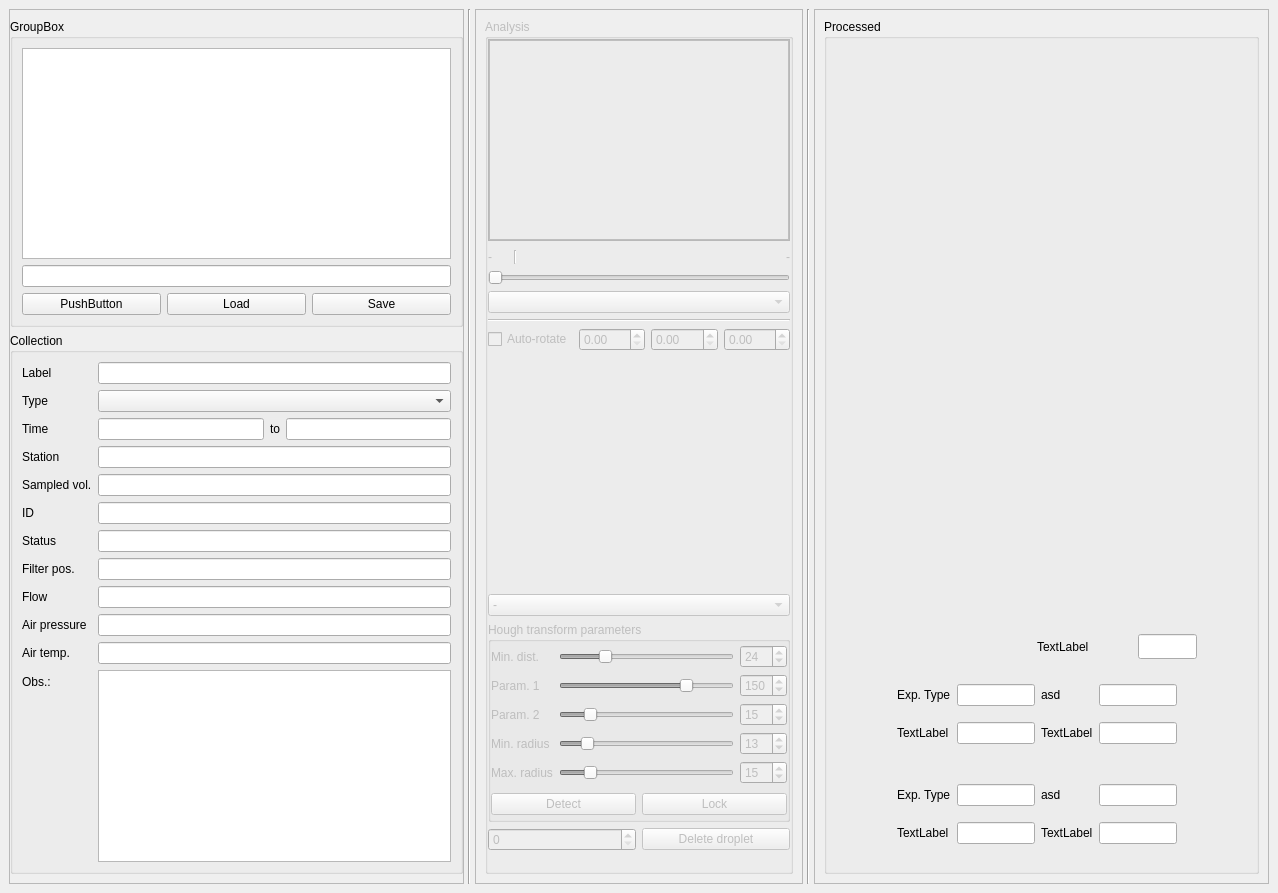
First picture: the form in src/gui/analysis.ui, repository gfogwill/FrESH, before the edit.
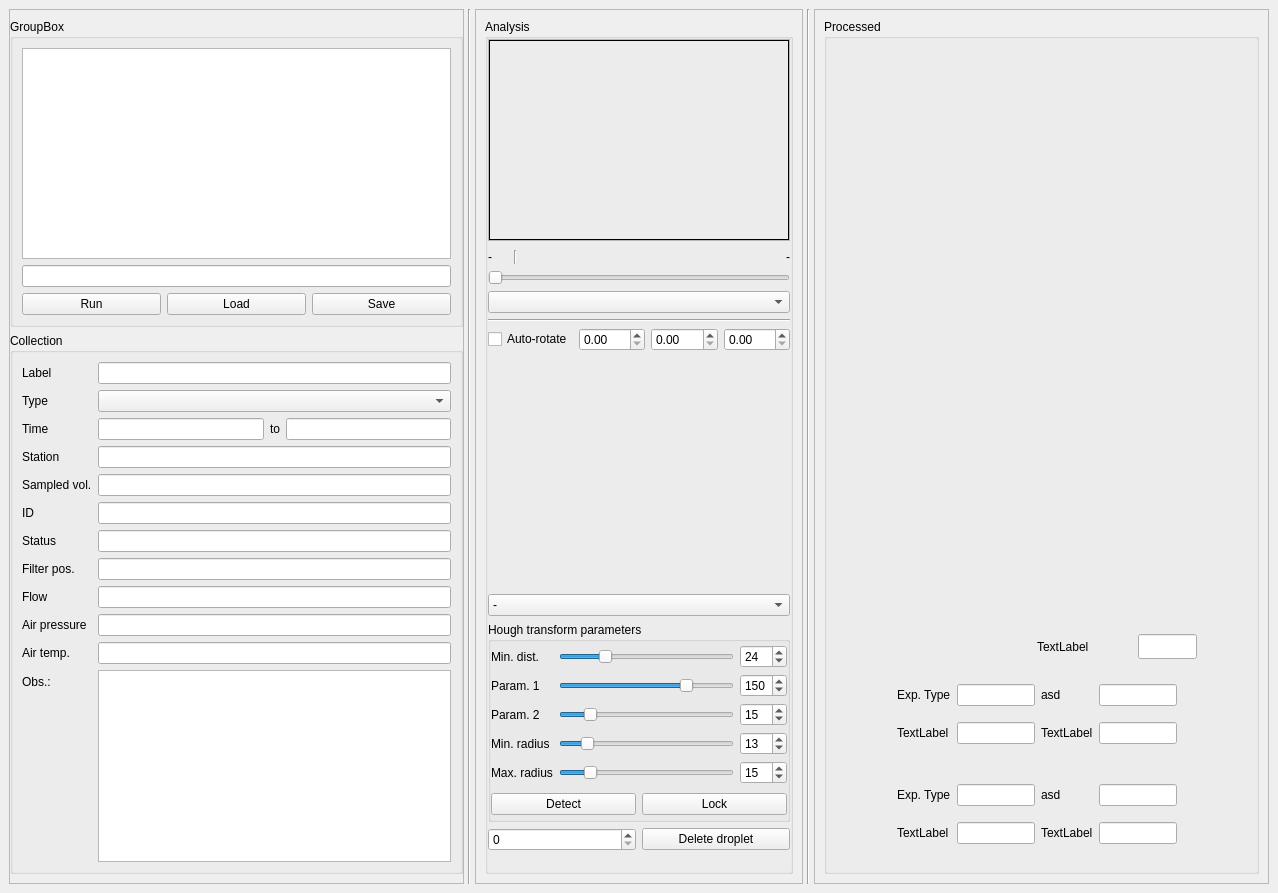
Second picture: the form after the edit. Custom widgets are drawn as their Qt base class.

Patch:
```diff
--- a/src/gui/analysis.ui
+++ b/src/gui/analysis.ui
@@ -228,7 +228,7 @@
                   <item>
                    <widget class="QPushButton" name="pushButton">
                     <property name="text">
-                     <string>PushButton</string>
+                     <string>Run</string>
                     </property>
                    </widget>
                   </item>
@@ -281,7 +281,7 @@
            <item row="0" column="0">
             <widget class="QGroupBox" name="groupBox_2">
              <property name="enabled">
-              <bool>false</bool>
+              <bool>true</bool>
              </property>
              <property name="sizePolicy">
               <sizepolicy hsizetype="Preferred" vsizetype="Preferred">
@@ -355,7 +355,7 @@
                    <item row="0" column="0">
                     <widget class="QLabel" name="img_label">
                      <property name="enabled">
-                      <bool>false</bool>
+                      <bool>true</bool>
                      </property>
                      <property name="sizePolicy">
                       <sizepolicy hsizetype="Fixed" vsizetype="Fixed">
```
Left out of the diff: 2 changed lines with no effect on the pictures.
